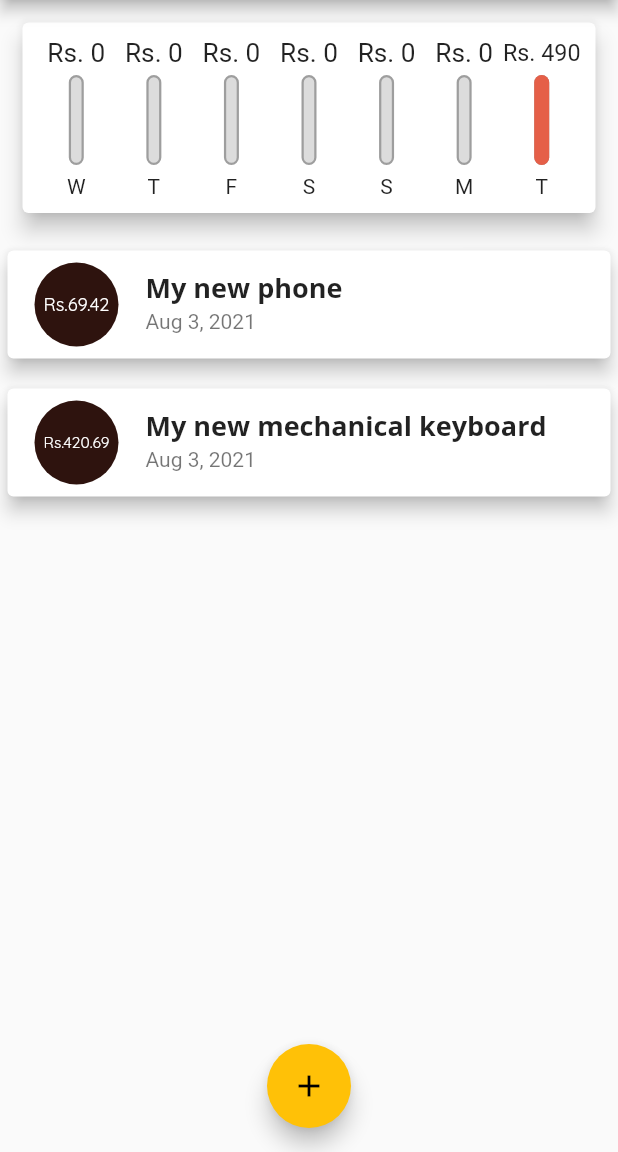
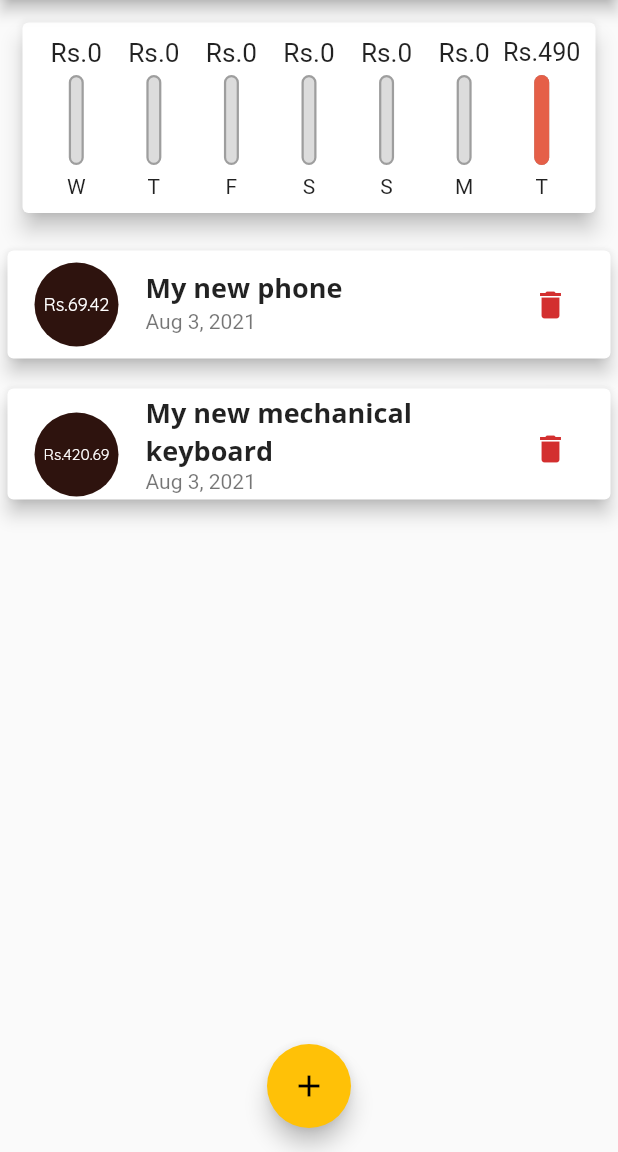
Before and after one commit to sk25469/Personal_Expenses, a Flutter app: the screen it shows after launch, on a phone screen of 412 x 824 dp, the part 84-1236 px from its top. Run offline on Flutter 3.47's test engine with Material 2 defaults, Android fonts, the phone set to English and light mode, and no system bars.

Commit message:
completed the app, I think!

```diff
--- a/lib/Widgets/chart_bar.dart
+++ b/lib/Widgets/chart_bar.dart
@@ -20,7 +20,7 @@ class ChartBar extends StatelessWidget {
           // to make sure our bars are aligned
           height: 20,
           child: FittedBox(
-            child: Text('Rs. ${spendingAmt.toStringAsFixed(0)}'),
+            child: Text('Rs.${spendingAmt.toStringAsFixed(0)}'),
           ),
         ),
         const SizedBox(height: 5),
--- a/lib/Widgets/transactions_list.dart
+++ b/lib/Widgets/transactions_list.dart
@@ -4,9 +4,10 @@ import 'package:intl/intl.dart';
 
 class TransactionList extends StatelessWidget {
   final List<Transaction> transactions;
+  final Function deleteTransaction;
 
   // ignore: use_key_in_widget_constructors
-  const TransactionList(this.transactions);
+  const TransactionList(this.transactions, this.deleteTransaction);
   @override
   Widget build(BuildContext context) {
     // ignore: sized_box_for_whitespace
@@ -54,7 +55,14 @@ class TransactionList extends StatelessWidget {
                       style: Theme.of(context).textTheme.headline6,
                     ),
                     subtitle: Text(
-                        DateFormat.yMMMd().format(transactions[index].date)),
+                      DateFormat.yMMMd().format(transactions[index].date),
+                    ),
+                    trailing: IconButton(
+                      onPressed: () =>
+                          deleteTransaction(transactions[index].id),
+                      color: Theme.of(context).errorColor,
+                      icon: const Icon(Icons.delete),
+                    ),
                   ),
                 );
               },
--- a/lib/main.dart
+++ b/lib/main.dart
@@ -96,6 +96,12 @@ class _MyHomePageState extends State<MyHomePage> {
     });
   }
 
+  void _deleteTransaction(String id) {
+    setState(() {
+      _userTransactions.removeWhere((tx) => tx.id == id);
+    });
+  }
+
   void _startAddNewTransaction(BuildContext ctx) {
     showModalBottomSheet(
       context: ctx,
@@ -128,7 +134,7 @@ class _MyHomePageState extends State<MyHomePage> {
           crossAxisAlignment: CrossAxisAlignment.stretch,
           children: <Widget>[
             Chart(_recentTransactions),
-            TransactionList(_userTransactions),
+            TransactionList(_userTransactions, _deleteTransaction),
           ],
         ),
       ),
```
